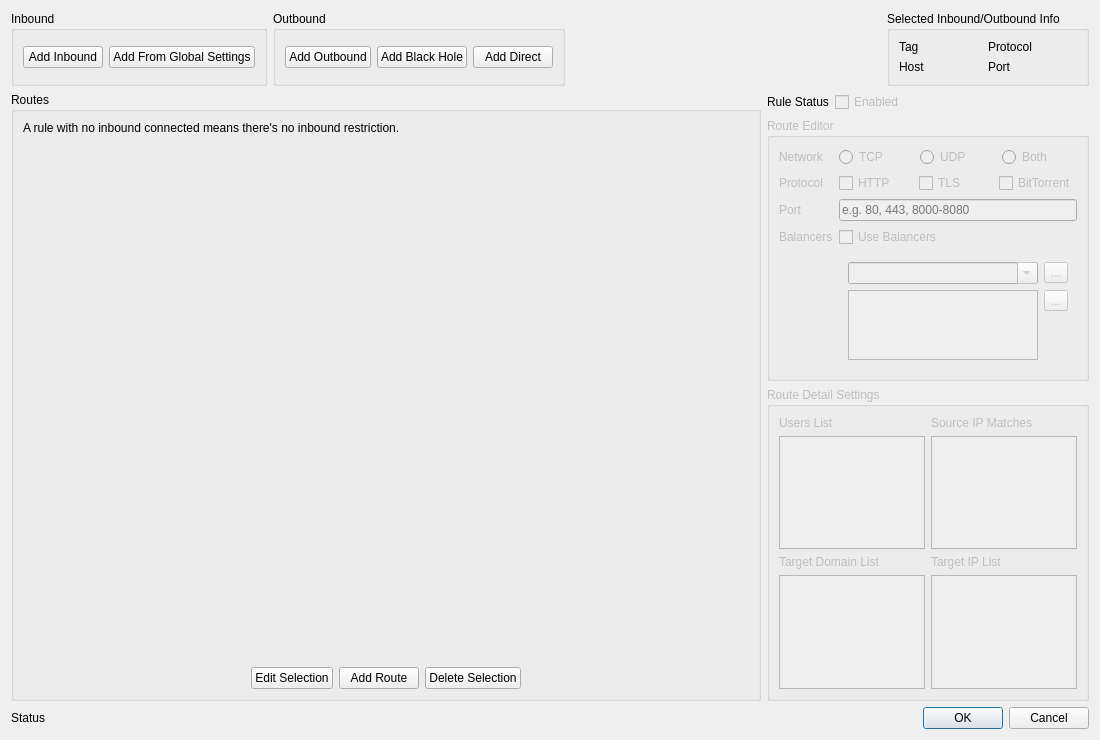
First picture: the form in src/ui/w_RoutesEditor.ui, repository darsvador/qvssr, before the edit.
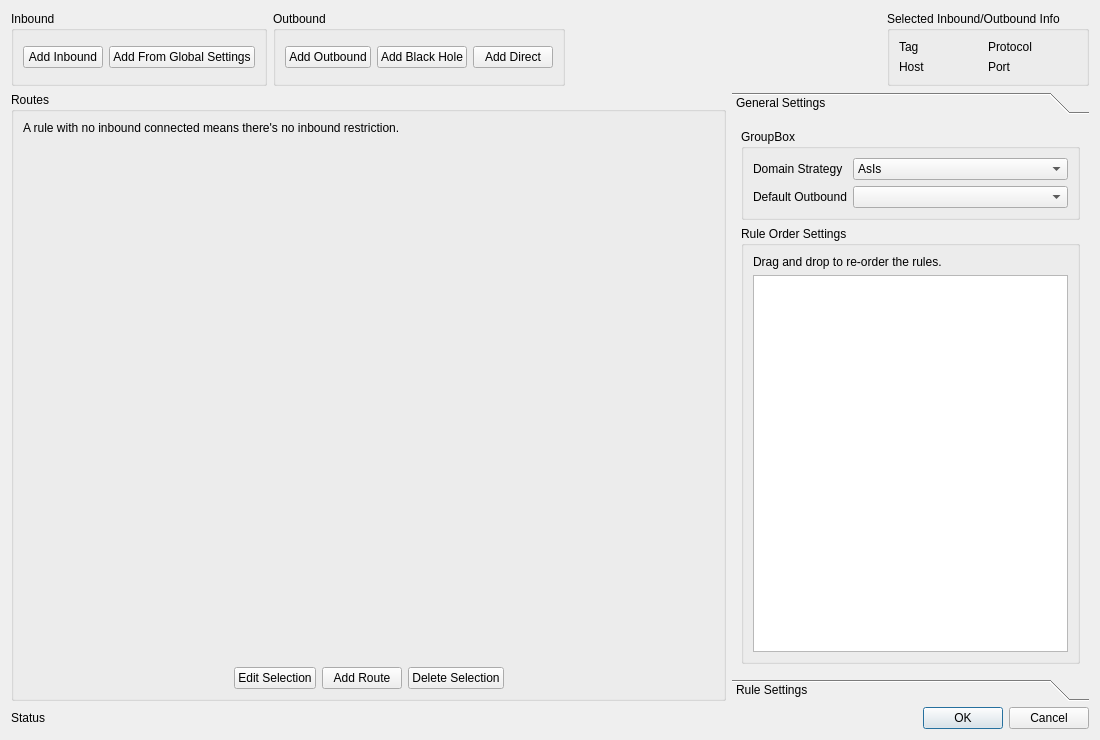
Second picture: the form after the edit. Icons and pictures are not drawn.

Commit message: [add] Added rules sorting, default outbound and domainStrategy

```diff
--- a/src/ui/w_RoutesEditor.ui
+++ b/src/ui/w_RoutesEditor.ui
@@ -22,7 +22,7 @@
   <property name="modal">
    <bool>true</bool>
   </property>
-  <layout class="QGridLayout" name="gridLayout_3" columnstretch="7,3">
+  <layout class="QGridLayout" name="gridLayout_3" columnstretch="2,1">
    <item row="0" column="0" colspan="2">
     <layout class="QHBoxLayout" name="horizontalLayout_2">
      <item>
@@ -173,7 +173,237 @@
      </item>
     </layout>
    </item>
-   <item row="2" column="1">
+   <item row="1" column="0">
+    <widget class="QGroupBox" name="groupBox_3">
+     <property name="title">
+      <string>Routes</string>
+     </property>
+     <layout class="QVBoxLayout" name="verticalLayout_3" stretch="0,1,0">
+      <item>
+       <widget class="QLabel" name="label_7">
+        <property name="text">
+         <string>A rule with no inbound connected means there's no inbound restriction.</string>
+        </property>
+       </widget>
+      </item>
+      <item>
+       <widget class="QWidget" name="nodeGraphWidget" native="true">
+        <property name="minimumSize">
+         <size>
+          <width>0</width>
+          <height>150</height>
+         </size>
+        </property>
+       </widget>
+      </item>
+      <item>
+       <layout class="QHBoxLayout" name="routesControlButtons">
+        <item>
+         <spacer name="horizontalSpacer_4">
+          <property name="orientation">
+           <enum>Qt::Horizontal</enum>
+          </property>
+          <property name="sizeHint" stdset="0">
+           <size>
+            <width>40</width>
+            <height>20</height>
+           </size>
+          </property>
+         </spacer>
+        </item>
+        <item>
+         <widget class="QPushButton" name="editBtn">
+          <property name="toolTip">
+           <string>Edit outbound</string>
+          </property>
+          <property name="text">
+           <string>Edit Selection</string>
+          </property>
+         </widget>
+        </item>
+        <item>
+         <widget class="QPushButton" name="addRouteBtn">
+          <property name="toolTip">
+           <string>Add new route</string>
+          </property>
+          <property name="text">
+           <string>Add Route</string>
+          </property>
+         </widget>
+        </item>
+        <item>
+         <widget class="QPushButton" name="delBtn">
+          <property name="toolTip">
+           <string>Delete outbound</string>
+          </property>
+          <property name="text">
+           <string>Delete Selection</string>
+          </property>
+         </widget>
+        </item>
+        <item>
+         <spacer name="horizontalSpacer_3">
+          <property name="orientation">
+           <enum>Qt::Horizontal</enum>
+          </property>
+          <property name="sizeHint" stdset="0">
+           <size>
+            <width>40</width>
+            <height>20</height>
+           </size>
+          </property>
+         </spacer>
+        </item>
+       </layout>
+      </item>
+     </layout>
+    </widget>
+   </item>
+   <item row="1" column="1">
+    <widget class="QToolBox" name="toolBox">
+     <widget class="QWidget" name="page_2">
+      <property name="geometry">
+       <rect>
+        <x>0</x>
+        <y>0</y>
+        <width>359</width>
+        <height>529</height>
+       </rect>
+      </property>
+      <attribute name="label">
+       <string>General Settings</string>
+      </attribute>
+      <layout class="QVBoxLayout" name="verticalLayout_2" stretch="0,4">
+       <item>
+        <widget class="QGroupBox" name="groupBox_7">
+         <property name="title">
+          <string>GroupBox</string>
+         </property>
+         <layout class="QFormLayout" name="formLayout_3">
+          <item row="0" column="0">
+           <widget class="QLabel" name="label_11">
+            <property name="text">
+             <string>Domain Strategy</string>
+            </property>
+           </widget>
+          </item>
+          <item row="0" column="1">
+           <widget class="QComboBox" name="domainStrategyCombo">
+            <item>
+             <property name="text">
+              <string notr="true">AsIs</string>
+             </property>
+            </item>
+            <item>
+             <property name="text">
+              <string notr="true">IPIfNonMatch</string>
+             </property>
+            </item>
+            <item>
+             <property name="text">
+              <string notr="true">IPOnDemand</string>
+             </property>
+            </item>
+           </widget>
+          </item>
+          <item row="1" column="0">
+           <widget class="QLabel" name="label_9">
+            <property name="text">
+             <string>Default Outbound</string>
+            </property>
+           </widget>
+          </item>
+          <item row="1" column="1">
+           <widget class="QComboBox" name="defaultOutboundCombo"/>
+          </item>
+         </layout>
+        </widget>
+       </item>
+       <item>
+        <widget class="QGroupBox" name="groupBox_4">
+         <property name="title">
+          <string>Rule Order Settings</string>
+         </property>
+         <layout class="QVBoxLayout" name="verticalLayout_4">
+          <item>
+           <widget class="QLabel" name="label_12">
+            <property name="text">
+             <string>Drag and drop to re-order the rules.</string>
+            </property>
+           </widget>
+          </item>
+          <item>
+           <widget class="QListWidget" name="ruleListWidget">
+            <property name="editTriggers">
+             <set>QAbstractItemView::NoEditTriggers</set>
+            </property>
+            <property name="dragEnabled">
+             <bool>true</bool>
+            </property>
+            <property name="dragDropMode">
+             <enum>QAbstractItemView::InternalMove</enum>
+            </property>
+            <property name="alternatingRowColors">
+             <bool>true</bool>
+            </property>
+            <property name="verticalScrollMode">
+             <enum>QAbstractItemView::ScrollPerPixel</enum>
+            </property>
+           </widget>
+          </item>
+         </layout>
+        </widget>
+       </item>
+      </layout>
+     </widget>
+     <widget class="QWidget" name="page">
+      <property name="geometry">
+       <rect>
+        <x>0</x>
+        <y>0</y>
+        <width>345</width>
+        <height>618</height>
+       </rect>
+      </property>
+      <attribute name="label">
+       <string>Rule Settings</string>
+      </attribute>
+      <layout class="QVBoxLayout" name="verticalLayout">
+       <item>
+        <layout class="QFormLayout" name="formLayout_2">
+         <item row="0" column="0">
+          <widget class="QLabel" name="label">
+           <property name="enabled">
+            <bool>true</bool>
+           </property>
+           <property name="text">
+            <string>Rule Status</string>
+           </property>
+          </widget>
+         </item>
+         <item row="0" column="1">
+          <widget class="QCheckBox" name="ruleEnableCB">
+           <property name="enabled">
+            <bool>false</bool>
+           </property>
+           <property name="text">
+            <string>Enabled</string>
+           </property>
+          </widget>
+         </item>
+         <item row="1" column="0">
+          <widget class="QLabel" name="label_13">
+           <property name="text">
+            <string>Rule Tag</string>
+           </property>
+          </widget>
+         </item>
+         <item row="1" column="1">
+          <widget class="QLineEdit" name="ruleTagLineEdit"/>
+         </item>
+        </layout>
+       </item>
+       <item>
     <widget class="QGroupBox" name="routeEditGroupBox">
      <property name="enabled">
       <bool>false</bool>
@@ -331,7 +561,7 @@
      </layout>
     </widget>
    </item>
-   <item row="3" column="1">
+       <item>
     <widget class="QGroupBox" name="routeRuleGroupBox">
      <property name="enabled">
       <bool>false</bool>
@@ -383,7 +613,11 @@
      </layout>
     </widget>
    </item>
-   <item row="4" column="0" colspan="2">
+      </layout>
+     </widget>
+    </widget>
+   </item>
+   <item row="2" column="0" colspan="2">
     <layout class="QHBoxLayout" name="horizontalLayout" stretch="1,0">
      <item>
       <widget class="QLabel" name="statusLabel">
@@ -416,116 +650,6 @@
      </item>
     </layout>
    </item>
-   <item row="1" column="1">
-    <layout class="QFormLayout" name="formLayout_2">
-     <item row="0" column="0">
-      <widget class="QLabel" name="label">
-       <property name="enabled">
-        <bool>true</bool>
-       </property>
-       <property name="text">
-        <string>Rule Status</string>
-       </property>
-      </widget>
-     </item>
-     <item row="0" column="1">
-      <widget class="QCheckBox" name="ruleEnableCB">
-       <property name="enabled">
-        <bool>false</bool>
-       </property>
-       <property name="text">
-        <string>Enabled</string>
-       </property>
-      </widget>
-     </item>
-    </layout>
-   </item>
-   <item row="1" column="0" rowspan="3">
-    <widget class="QGroupBox" name="groupBox_3">
-     <property name="title">
-      <string>Routes</string>
-     </property>
-     <layout class="QVBoxLayout" name="verticalLayout_3" stretch="0,1,0">
-      <item>
-       <widget class="QLabel" name="label_7">
-        <property name="text">
-         <string>A rule with no inbound connected means there's no inbound restriction.</string>
-        </property>
-       </widget>
-      </item>
-      <item>
-       <widget class="QWidget" name="nodeGraphWidget" native="true">
-        <property name="minimumSize">
-         <size>
-          <width>0</width>
-          <height>150</height>
-         </size>
-        </property>
-       </widget>
-      </item>
-      <item>
-       <layout class="QHBoxLayout" name="routesControlButtons">
-        <item>
-         <spacer name="horizontalSpacer_4">
-          <property name="orientation">
-           <enum>Qt::Horizontal</enum>
-          </property>
-          <property name="sizeHint" stdset="0">
-           <size>
-            <width>40</width>
-            <height>20</height>
-           </size>
-          </property>
-         </spacer>
-        </item>
-        <item>
-         <widget class="QPushButton" name="editBtn">
-          <property name="toolTip">
-           <string>Edit outbound</string>
-          </property>
-          <property name="text">
-           <string>Edit Selection</string>
-          </property>
-         </widget>
-        </item>
-        <item>
-         <widget class="QPushButton" name="addRouteBtn">
-          <property name="toolTip">
-           <string>Add new route</string>
-          </property>
-          <property name="text">
-           <string>Add Route</string>
-          </property>
-         </widget>
-        </item>
-        <item>
-         <widget class="QPushButton" name="delBtn">
-          <property name="toolTip">
-           <string>Delete outbound</string>
-          </property>
-          <property name="text">
-           <string>Delete Selection</string>
-          </property>
-         </widget>
-        </item>
-        <item>
-         <spacer name="horizontalSpacer_3">
-          <property name="orientation">
-           <enum>Qt::Horizontal</enum>
-          </property>
-          <property name="sizeHint" stdset="0">
-           <size>
-            <width>40</width>
-            <height>20</height>
-           </size>
-          </property>
-         </spacer>
-        </item>
-       </layout>
-      </item>
-     </layout>
-    </widget>
-   </item>
   </layout>
  </widget>
  <tabstops>
```
Lines whose indentation alone changed are shown as unchanged. The commit also changes 4 other files.
